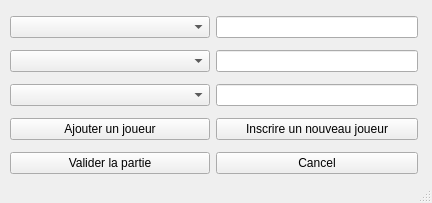
Above: ui/NewParty.ui from XerleX99/Flechette_Elo before the change. Below: the same form after it.
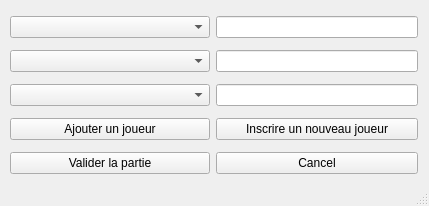
That is the form after the change.

```diff
--- a/ui/NewParty.ui
+++ b/ui/NewParty.ui
@@ -6,8 +6,8 @@
    <rect>
     <x>0</x>
     <y>0</y>
-    <width>432</width>
-    <height>203</height>
+    <width>429</width>
+    <height>206</height>
    </rect>
   </property>
   <property name="windowTitle">
```
Left out of the diff: 8 changed lines with no effect on the pictures.
